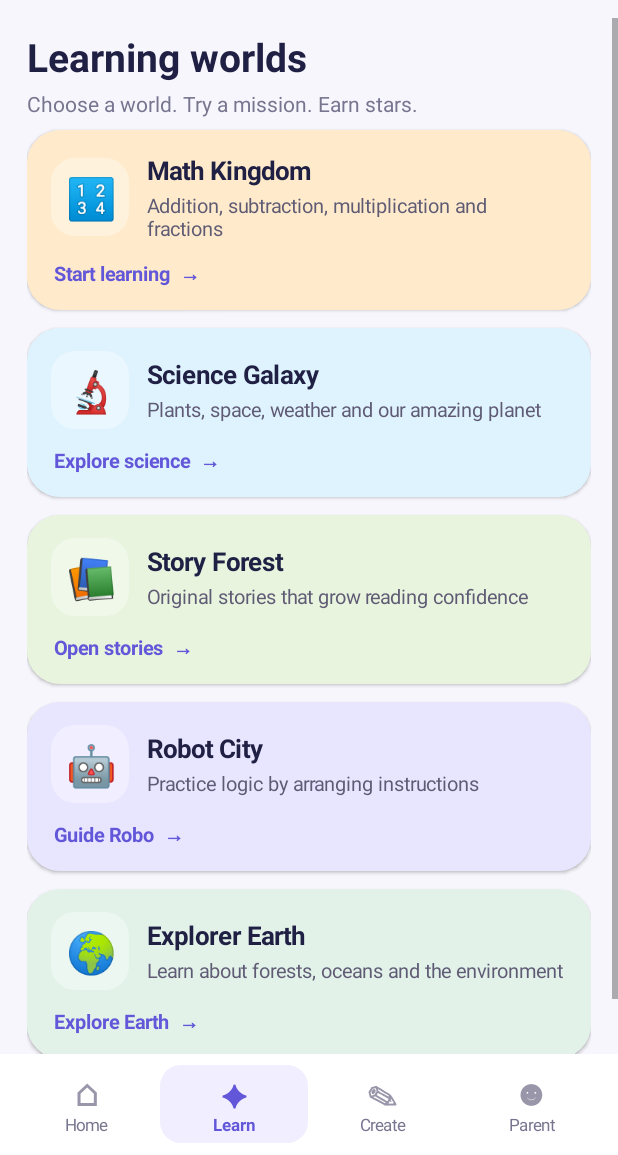
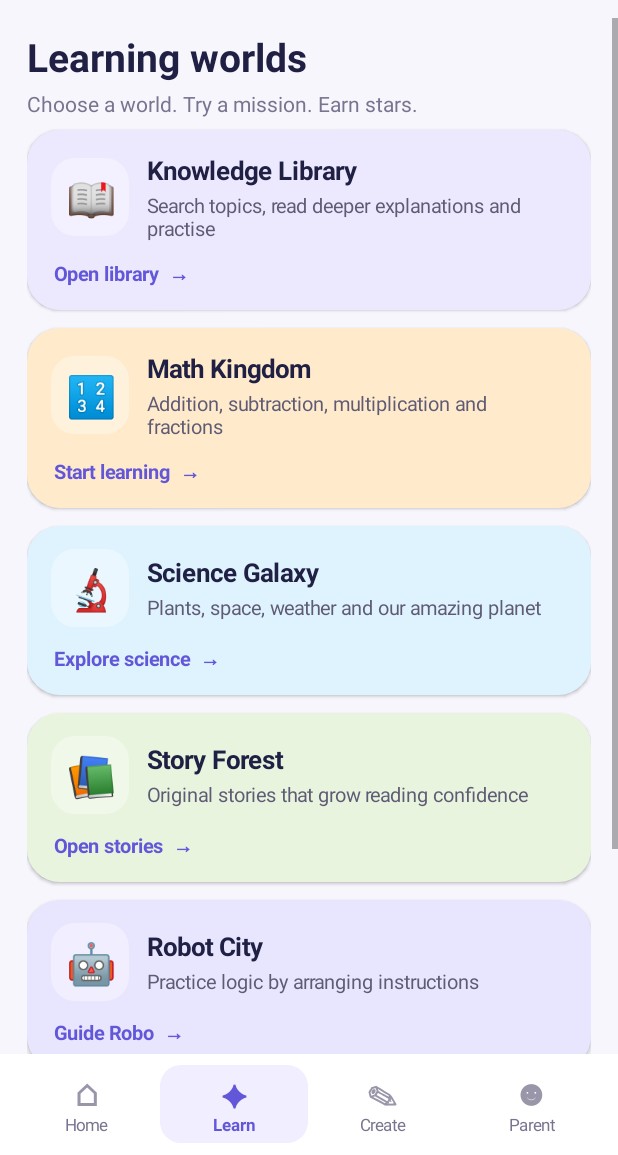
Before and after one commit to rautshivamxyz-beep/KIDVERSE, an Android app: the screen it shows after launch (MainActivity), after a tap on "Explore the worlds →", on a phone screen of 412 x 824 dp, the part 81-1236 px from its top. Run offline under Robolectric (Android 15) with nearby library versions, the phone set to English and light mode, and no system bars.

Commit message:
Connect Knowledge Library to learning worlds

```diff
--- a/app/src/main/java/com/kidverse/app/MainActivity.java
+++ b/app/src/main/java/com/kidverse/app/MainActivity.java
@@ -374,6 +374,7 @@ public class MainActivity extends Activity {
     private void showLearn() {
         screen("Learn");
         intro("Learning worlds", "Choose a world. Try a mission. Earn stars.");
+        action("Knowledge Library", "Search topics, read deeper explanations and practise", "📖", 0xFFECE9FF, "Open library", () -> startActivity(new android.content.Intent(this, LibraryActivity.class)));
         action("Math Kingdom", "Addition, subtraction, multiplication and fractions", "🔢", 0xFFFFEBCB, "Start learning", this::showMath);
         action("Science Galaxy", "Plants, space, weather and our amazing planet", "🔬", 0xFFDFF3FF, "Explore science", this::showScience);
         action("Story Forest", "Original stories that grow reading confidence", "📚", 0xFFE8F4DE, "Open stories", this::showStory);
```
